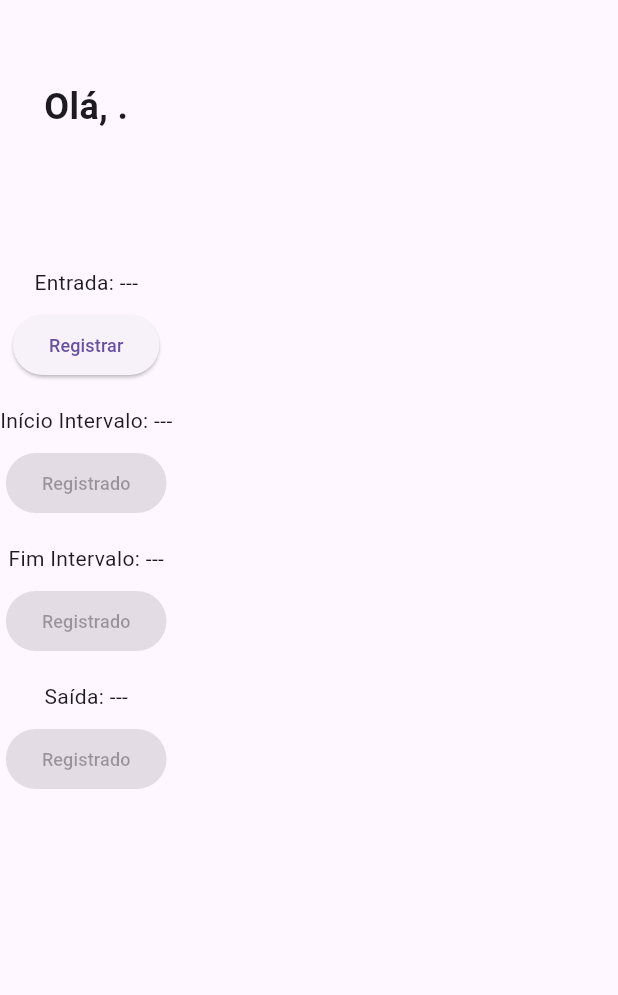
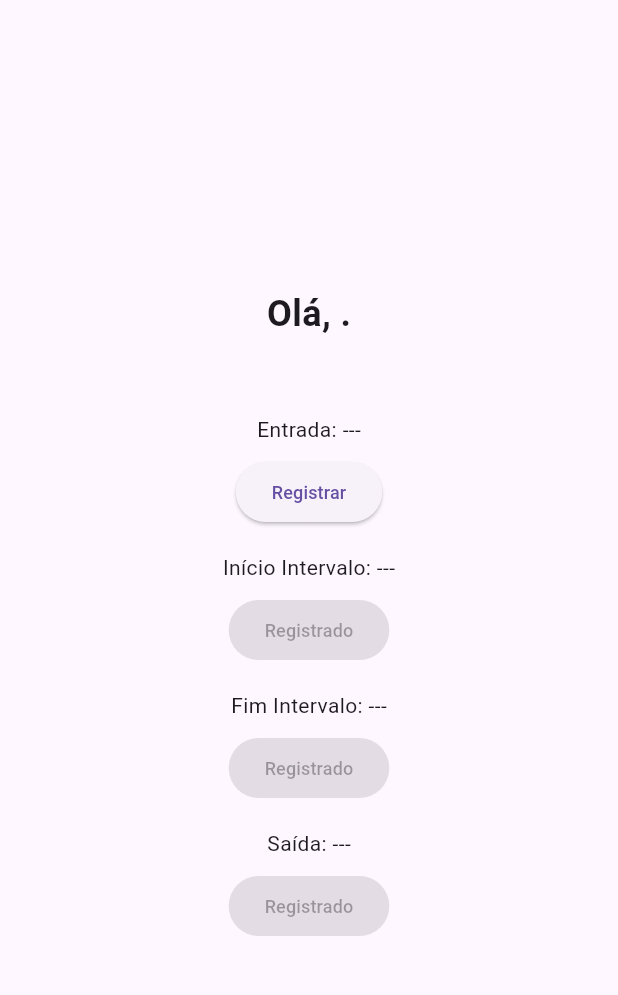
Before and after one commit to Rodkross/flutter_pontoapp, a Flutter app: the screen it shows after launch, after a tap on "Entrar", on a phone screen of 412 x 824 dp, the part 63-1058 px from its top. Run offline on Flutter 3.47's test engine with Material 3 defaults, Android fonts, the phone set to English and light mode, and no system bars.

Commit message:
novos ajustes

```diff
--- a/lib/screens/ponto_screen.dart
+++ b/lib/screens/ponto_screen.dart
@@ -28,7 +28,9 @@ class PontoScreen extends StatelessWidget {
           ),
         ],
       ),
-      body: Column(
+      body: Center(
+        child: Column(
+          mainAxisAlignment: MainAxisAlignment.center,
           crossAxisAlignment: CrossAxisAlignment.center,
           children: <Widget>[
             SizedBox(height: 20), // Espaço entre o AppBar e o nome do usuário
@@ -42,7 +44,7 @@ class PontoScreen extends StatelessWidget {
                 ),
               ),
             ),
-          SizedBox(height: 70), // Espaço entre o nome do usuário e os registros
+            SizedBox(height: 30), // Espaço entre o nome do usuário e os registros
             _buildRegistroItem(
               'Entrada:',
               pontoProvider.formatDateTime(registroAtual?.entrada),
@@ -65,11 +67,13 @@ class PontoScreen extends StatelessWidget {
             ),
           ],
         ),
+      ),
     );
   }
 
   Widget _buildRegistroItem(String label, String? value, void Function()? onPressed) {
     return Column(
+      mainAxisAlignment: MainAxisAlignment.center,
       crossAxisAlignment: CrossAxisAlignment.center,
       children: <Widget>[
         Text(
--- a/lib/screens/registros_diarios_screen.dart
+++ b/lib/screens/registros_diarios_screen.dart
@@ -1,3 +1,4 @@
+
 import 'package:flutter/material.dart';
 import 'package:intl/intl.dart';
 import 'package:provider/provider.dart';
```
Also changed, not shown: lib/main.dart (line endings or trailing spaces). Lines whose indentation alone changed are shown as unchanged.
